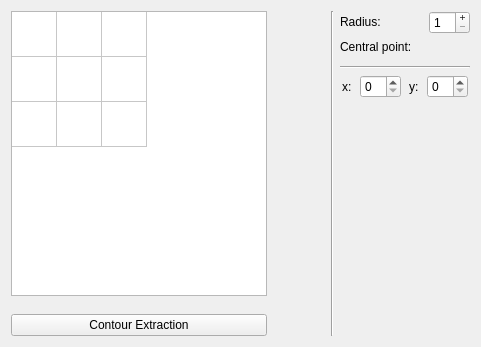
Qt form morfologicalfilter.ui (mt0982/QImageProcessing) before a commit.
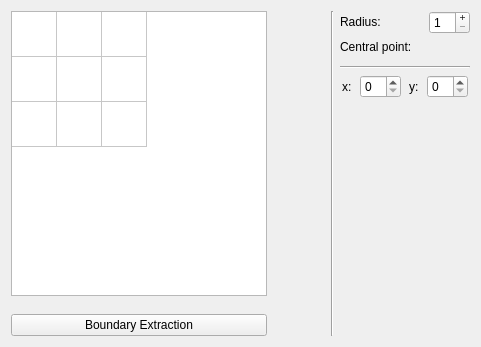
The same form after that commit.

```diff
--- a/morfologicalfilter.ui
+++ b/morfologicalfilter.ui
@@ -67,7 +67,7 @@
    <item row="8" column="0" colspan="2">
     <widget class="QPushButton" name="pbContourExtraction">
      <property name="text">
-      <string>Contour Extraction</string>
+      <string>Boundary Extraction</string>
      </property>
     </widget>
    </item>
```
